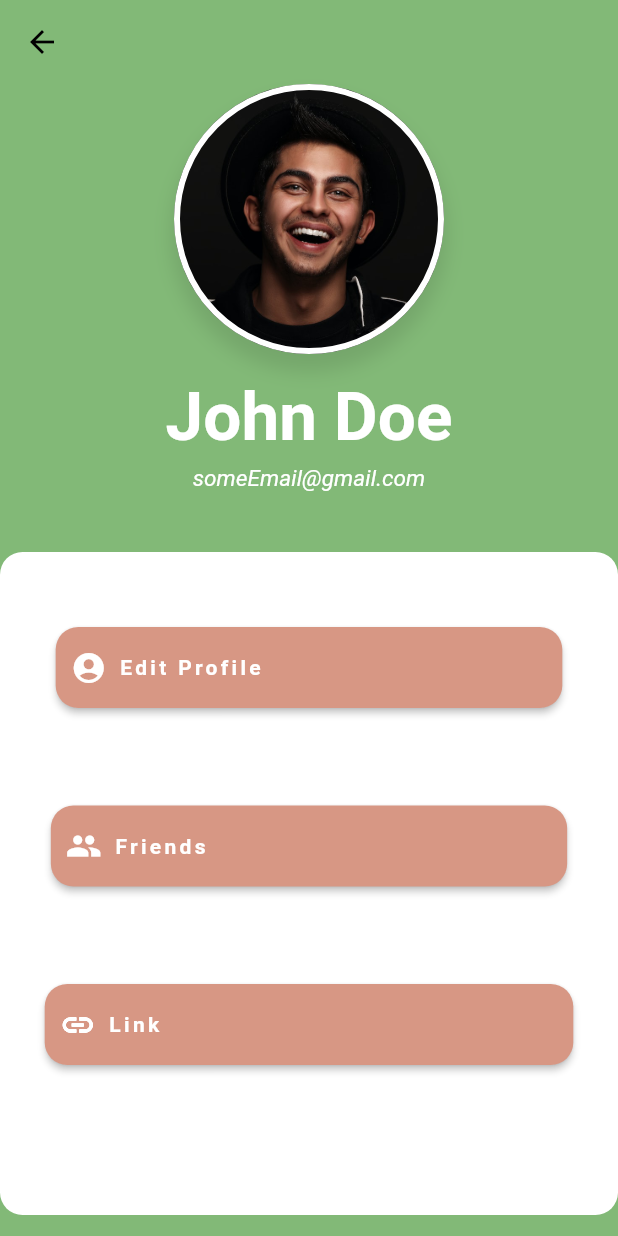
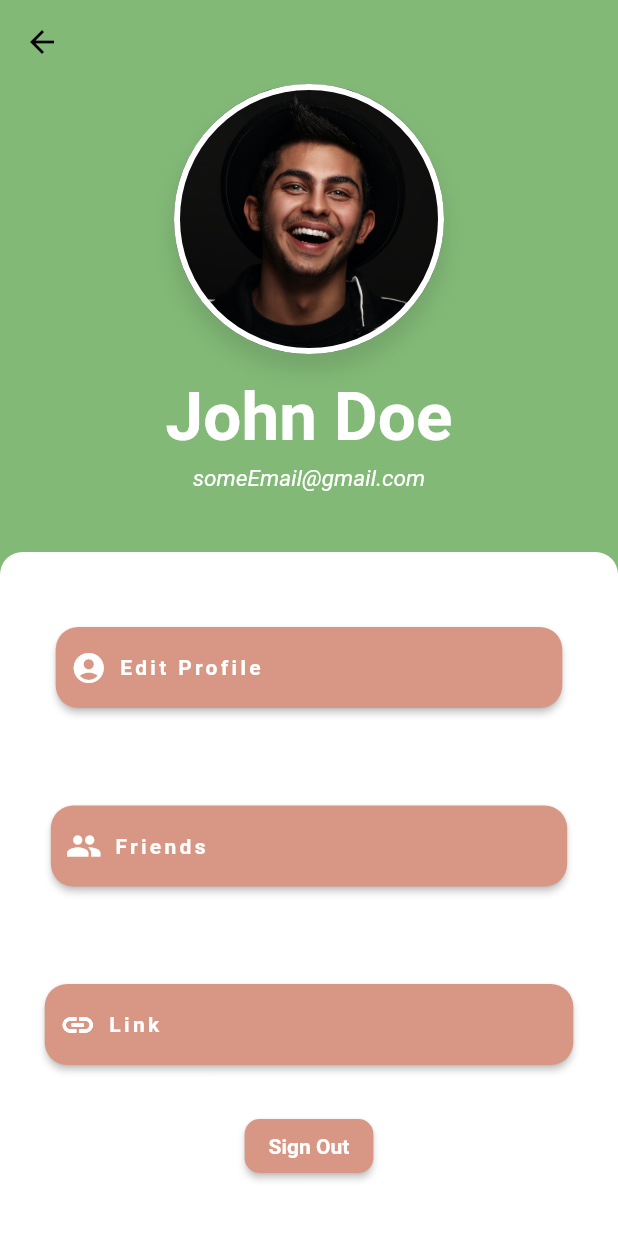
Before and after one commit to acm-projects/Catch-Up, a Flutter app: the screen it shows once a user with an empty profile is signed in, after a tap on the "person" icon, on a phone screen of 412 x 824 dp. Run offline on Flutter 3.47's test engine with Material 2 defaults, Android fonts, the phone set to English and light mode, and no system bars; our stand-ins replace animated_splash_screen, camera, firebase_auth, firebase_core, page_transition, video_player; accounts and stored records are empty; Roboto replaces fonts that are missing (Cartis-Beautyful-serif, Poppins); project files that could hold a hidden picture were left out.

Commit message:
added sign out button to profile page

```diff
--- a/lib/screens/home.dart
+++ b/lib/screens/home.dart
@@ -279,7 +279,7 @@ class _HomeState extends State<Home> {
                       onPressed: () {
                         Navigator.of(context).push(
                             MaterialPageRoute(builder: ((BuildContext context) {
-                          return const ProfilePage();
+                          return ProfilePage();
                         })));
                       },
                       elevation: 1,
--- a/lib/screens/main_profile.dart
+++ b/lib/screens/main_profile.dart
@@ -1,8 +1,30 @@
 import 'package:catch_up/screens/profile.dart';
 import 'package:flutter/material.dart';
+import 'package:firebase_auth/firebase_auth.dart';
+import 'package:catch_up/services/auth.dart';
 
 class ProfilePage extends StatelessWidget {
-  const ProfilePage({super.key});
+  ProfilePage({super.key});
+  final User? user = AuthService().currentUser;
+
+  Future<void> signOut() async {
+    await AuthService().signOut();
+  }
+
+  Widget _title() {
+    return const Text('Firebase Auth');
+  }
+
+  Widget _userUid() {
+    return Text(user?.email ?? 'User email');
+  }
+
+  Widget _signOutButton() {
+    return ElevatedButton(
+      onPressed: signOut,
+      child: const Text('Sign Out'),
+    );
+  }
 
   @override
   Widget build(BuildContext context) {
@@ -204,6 +226,26 @@ class ProfilePage extends StatelessWidget {
                       ),
                     ),
                   ),
+                  const SizedBox(height: 30),
+                  Row(
+                    mainAxisAlignment: MainAxisAlignment.center,
+                    children: [
+                      ElevatedButton(
+                        onPressed: signOut,
+                        style: ElevatedButton.styleFrom(
+                            shape: RoundedRectangleBorder(
+                                borderRadius: BorderRadius.circular(10))),
+                        child: const Text(
+                          'Sign Out',
+                          style: TextStyle(
+                            fontFamily: 'Poppins',
+                            color: Colors.white,
+                            fontWeight: FontWeight.bold,
+                          ),
+                        ),
+                      ),
+                    ],
+                  )
                 ],
               ),
             )
--- a/lib/screens/profile.dart
+++ b/lib/screens/profile.dart
@@ -33,7 +33,7 @@ class _EditProfilePageState extends State<EditProfilePage> {
               Navigator.of(context).push(
                 MaterialPageRoute(
                   builder: (BuildContext context) {
-                    return const ProfilePage();
+                    return ProfilePage();
                   },
                 ),
               );
@@ -142,7 +142,7 @@ class _EditProfilePageState extends State<EditProfilePage> {
                           Navigator.of(context).push(
                             MaterialPageRoute(
                               builder: (BuildContext context) {
-                                return const ProfilePage();
+                                return ProfilePage();
                               },
                             ),
                           );
```
